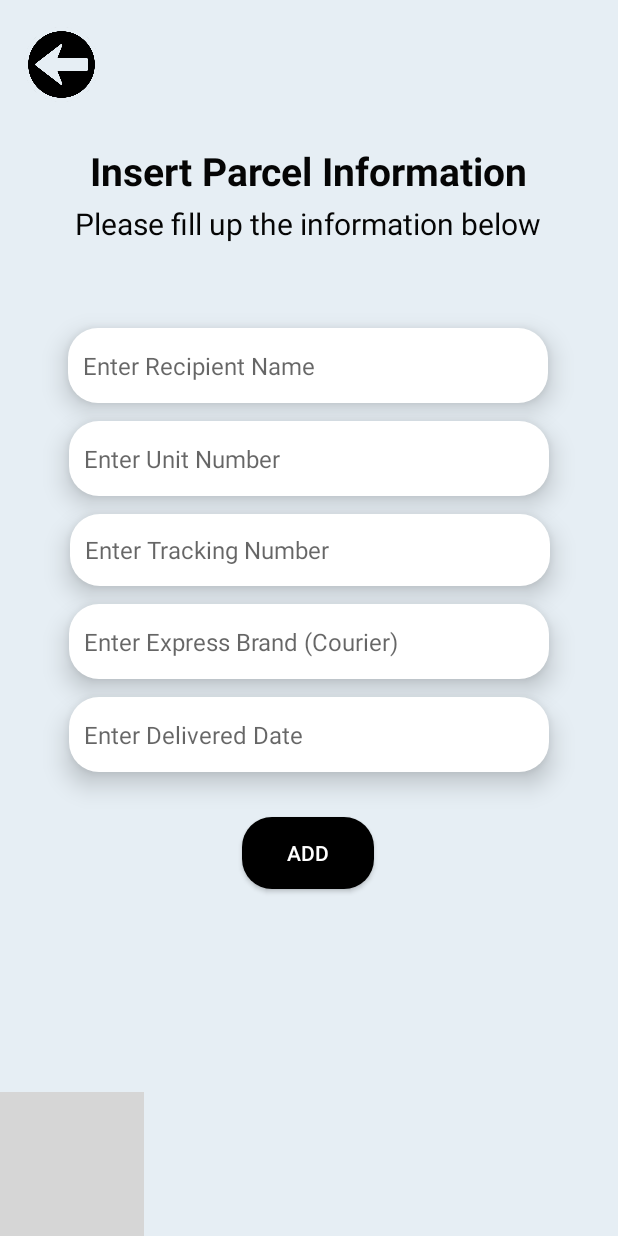
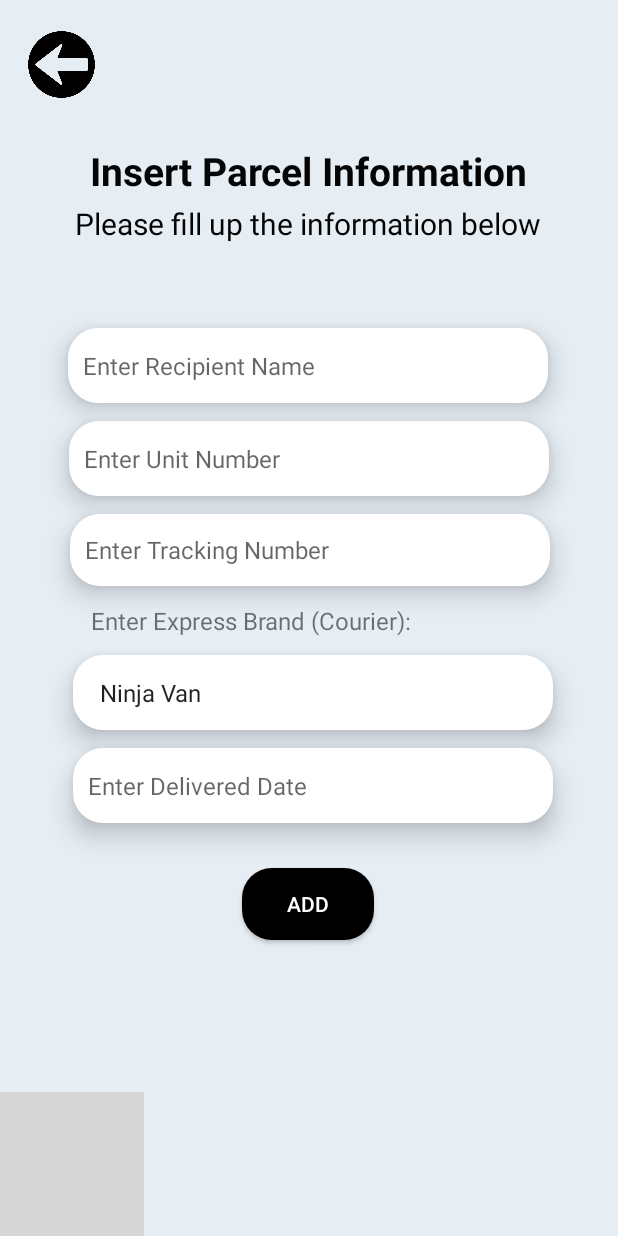
Before and after one commit to keroshurou/CondoAppMAD, an Android app: the ParcelAdd screen opened directly, with no data from a screen before it, on a phone screen of 412 x 824 dp. Run offline under Robolectric (Android 15) with nearby library versions, the phone set to English and light mode, and no system bars; our stand-ins replace Volley; network calls fail; Roboto replaces fonts that are not available here; grey boxes are pictures that could not be loaded.

Commit message:
DropDown Parcel Add

```diff
--- a/app/src/main/java/hajarshaufi/parcel/DetailParcel.java
+++ b/app/src/main/java/hajarshaufi/parcel/DetailParcel.java
@@ -30,7 +30,7 @@ public class DetailParcel extends AppCompatActivity {
 
         btnBack = findViewById(R.id.btnBack);
 
-        //Intent to Facilities List
+        //Intent to Parcel List
         btnBack = (ImageButton) findViewById(R.id.btnBack);
         btnBack.setOnClickListener(new View.OnClickListener() {
             @Override
--- a/app/src/main/java/hajarshaufi/parcel/ParcelAdd.java
+++ b/app/src/main/java/hajarshaufi/parcel/ParcelAdd.java
@@ -9,10 +9,13 @@ import android.text.TextUtils;
 import android.util.Log;
 import android.view.MotionEvent;
 import android.view.View;
+import android.widget.AdapterView;
+import android.widget.ArrayAdapter;
 import android.widget.Button;
 import android.widget.DatePicker;
 import android.widget.EditText;
 import android.widget.ImageButton;
+import android.widget.Spinner;
 import android.widget.Toast;
 
 import com.android.volley.Request;
@@ -30,7 +33,7 @@ import java.util.Calendar;
 import java.util.HashMap;
 import java.util.Map;
 
-public class ParcelAdd extends AppCompatActivity {
+public class ParcelAdd extends AppCompatActivity implements AdapterView.OnItemSelectedListener {
 
     //Declare EditText & Button
     private EditText collectorNameEdt, parcelUnitEdt, expressBrandEdt, trackingNumberEdt,
@@ -43,6 +46,7 @@ public class ParcelAdd extends AppCompatActivity {
             deliveredDate, collectStatus;
 
     private DatePickerDialog datePicker;
+    private Spinner courierSpinner;
 
     String availableStatus = "Available";
 
@@ -55,9 +59,9 @@ public class ParcelAdd extends AppCompatActivity {
         collectorNameEdt = findViewById(R.id.edtCollectorName);
         parcelUnitEdt = findViewById(R.id.edtUnitNumber);
         trackingNumberEdt = findViewById(R.id.edtTrackingNumber);
-        expressBrandEdt = findViewById(R.id.edtExpressBrand);
         deliveredDateEdt = findViewById(R.id.edtDeliveredDate);
 
+        courierSpinner = findViewById(R.id.courierSpinner);
         submitAddParcel = findViewById(R.id.addBtn);
         btnBack = findViewById(R.id.btnBack);
 
@@ -113,6 +117,14 @@ public class ParcelAdd extends AppCompatActivity {
                 return false;
             }
         });
+
+        ArrayAdapter<CharSequence> courierAdapter = ArrayAdapter.createFromResource(ParcelAdd.this,
+                R.array.courier, android.R.layout.simple_spinner_item);
+        courierAdapter.setDropDownViewResource(android.R.layout.simple_spinner_dropdown_item);
+        courierSpinner.setAdapter(courierAdapter);
+
+        courierSpinner.setOnItemSelectedListener(this);
+
     }
 
     public void getParcel(){
@@ -120,7 +132,7 @@ public class ParcelAdd extends AppCompatActivity {
         collectorName = collectorNameEdt.getText().toString();
         parcelUnit = parcelUnitEdt.getText().toString();
         trackingNumber = trackingNumberEdt.getText().toString();
-        expressBrand = expressBrandEdt.getText().toString();
+        expressBrand = courierSpinner.getSelectedItem().toString().trim();
         deliveredDate = deliveredDateEdt.getText().toString();
         collectStatus = availableStatus;
 
@@ -128,9 +140,9 @@ public class ParcelAdd extends AppCompatActivity {
             collectorNameEdt.setError("Please enter Collector Name");
         } else if(TextUtils.isEmpty(parcelUnit)){
             parcelUnitEdt.setError("Please enter House Unit Number");
-        } else if(TextUtils.isEmpty(expressBrand)) {
+        } /**else if(TextUtils.isEmpty(expressBrand)) {
             expressBrandEdt.setError("Please enter Express Brand (Courier Service)");
-        } else if(TextUtils.isEmpty(trackingNumber)) {
+        } **/else if(TextUtils.isEmpty(trackingNumber)) {
             trackingNumberEdt.setError("Please enter Tracking Number");
         } else if(TextUtils.isEmpty(deliveredDate)) {
             deliveredDateEdt.setError("Please enter Delivered Date");
@@ -210,4 +222,15 @@ public class ParcelAdd extends AppCompatActivity {
         queue.add(request);
     }
 
+
+    @Override
+    public void onItemSelected(AdapterView<?> adapterView, View view, int i, long l) {
+        expressBrand = adapterView.getItemAtPosition(i).toString();
+        //Toast.makeText(getApplicationContext(), choice, Toast.LENGTH_LONG).show();
+    }
+
+    @Override
+    public void onNothingSelected(AdapterView<?> adapterView) {
+
+    }
 }
--- a/app/src/main/res/layout/activity_edit_parcel_details.xml
+++ b/app/src/main/res/layout/activity_edit_parcel_details.xml
@@ -131,7 +131,7 @@
     <EditText
         android:id="@+id/edtUpCollectedDate"
         android:layout_width="320dp"
-        android:layout_height="50dp"
+        android:layout_height="48dp"
         android:layout_marginTop="8dp"
         android:background="@drawable/white_column"
         android:elevation="10dp"
@@ -147,7 +147,7 @@
     <EditText
         android:id="@+id/edtUpDeliveredDate"
         android:layout_width="320dp"
-        android:layout_height="50dp"
+        android:layout_height="48dp"
         android:layout_marginTop="8dp"
         android:background="@drawable/white_column"
         android:elevation="10dp"
--- a/app/src/main/res/layout/activity_parcel_add.xml
+++ b/app/src/main/res/layout/activity_parcel_add.xml
@@ -99,22 +99,19 @@
         app:layout_constraintStart_toStartOf="parent"
         app:layout_constraintTop_toBottomOf="@+id/edtUnitNumber" />
 
-    <EditText
-        android:id="@+id/edtExpressBrand"
+    <Spinner
+        android:id="@+id/courierSpinner"
         android:layout_width="320dp"
         android:layout_height="50dp"
         android:layout_marginTop="12dp"
         android:background="@drawable/white_column"
         android:elevation="10dp"
-        android:ems="10"
-        android:hint="@string/insExpressBrand"
-        android:inputType="textPersonName"
+        android:gravity="center"
         android:padding="10dp"
-        android:textSize="16sp"
         app:layout_constraintEnd_toEndOf="parent"
+        app:layout_constraintHorizontal_bias="0.527"
         app:layout_constraintStart_toStartOf="parent"
-        app:layout_constraintTop_toBottomOf="@+id/edtTrackingNumber" />
-
+        app:layout_constraintTop_toBottomOf="@+id/txtViewCourier" />
 
     <EditText
         android:id="@+id/edtDeliveredDate"
@@ -129,8 +126,10 @@
         android:padding="10dp"
         android:textSize="16sp"
         app:layout_constraintEnd_toEndOf="parent"
+        app:layout_constraintHorizontal_bias="0.527"
         app:layout_constraintStart_toStartOf="parent"
-        app:layout_constraintTop_toBottomOf="@+id/edtExpressBrand" />
+        app:layout_constraintTop_toBottomOf="@+id/courierSpinner" />
+
 
     <Button
         android:id="@+id/addBtn"
@@ -147,7 +146,6 @@
         app:layout_constraintTop_toBottomOf="@+id/edtDeliveredDate"
         app:layout_constraintVertical_bias="0.0" />
 
-
     <ImageButton
         android:id="@+id/btnBack"
         android:layout_width="50dp"
@@ -160,5 +158,44 @@
         app:layout_constraintTop_toTopOf="parent"
         app:layout_constraintVertical_bias="0.023" />
 
+    <TextView
+        android:id="@+id/txtViewCourier"
+        android:layout_width="320dp"
+        android:layout_height="wrap_content"
+        android:layout_marginTop="12dp"
+        android:elevation="10dp"
+        android:text="   Enter Express Brand (Courier):"
+        android:textSize="16sp"
+        app:layout_constraintEnd_toEndOf="parent"
+        app:layout_constraintHorizontal_bias="0.527"
+        app:layout_constraintStart_toStartOf="parent"
+        app:layout_constraintTop_toBottomOf="@+id/edtTrackingNumber" />
+
+
+    <!--
+    <com.google.android.material.textfield.TextInputLayout
+        android:layout_width="320dp"
+        android:layout_height="50dp"
+        app:layout_constraintEnd_toEndOf="parent"
+        app:layout_constraintHorizontal_bias="0.505"
+        app:layout_constraintStart_toStartOf="parent"
+        tools:layout_editor_absoluteY="162dp"
+        android:hint="Enter Express Brand (Courier)"
+        style="@style/Widget.MaterialComponents.TextInputLayout.OutlinedBox.Dense.ExposedDropdownMenu"
+        >
+
+        <AutoCompleteTextView
+            android:id="@+id/courierSpinner"
+            android:layout_width="320dp"
+            android:layout_height="50dp"
+            android:inputType="none"
+            tools:layout_editor_absoluteX="48dp"
+            tools:layout_editor_absoluteY="590dp">
+
+        </AutoCompleteTextView>
+
+    </com.google.android.material.textfield.TextInputLayout>-->
+
+
 
 </androidx.constraintlayout.widget.ConstraintLayout>
--- a/app/src/main/res/values/strings.xml
+++ b/app/src/main/res/values/strings.xml
@@ -39,4 +39,24 @@
     <!-- Layout parcel_item.xml -->
     <string name="txt">Tracking Number</string>
     <string name="collectorName">CollectorName</string>
+
+    <!-- String array courier type -->
+    <string-array name="courier">
+        <item>Ninja Van</item>
+        <item>J&amp;T Express</item>
+        <item>DHL Ecommerce</item>
+        <item>Shopee Express</item>
+        <item>Pos Malaysia</item>
+        <item>Citylink Express</item>
+        <item>Lazada</item>
+        <item>GD Express</item>
+        <item>Skynet Express</item>
+        <item>Other</item>
+    </string-array>
+
+    <!-- String array collect status -->
+    <string-array name="collectStatus">
+        <item>Available</item>
+        <item>Collected</item>
+    </string-array>
 </resources>
```
Also changed, not shown: app/src/main/res/drawable/spinner_style.xml (added, +31 -0 lines), app/src/main/res/layout/activity_detail_parcel.xml (+12 -13 lines), app/src/main/res/layout/activity_parcel_list_view.xml (+30 -30 lines), app/src/main/res/layout/activity_parcel_management_main.xml (+26 -26 lines), app/src/main/res/layout/activity_parcel_view.xml (+7 -7 lines), app/src/main/res/layout/activity_successfully_updated_parcel.xml (+4 -4 lines).
